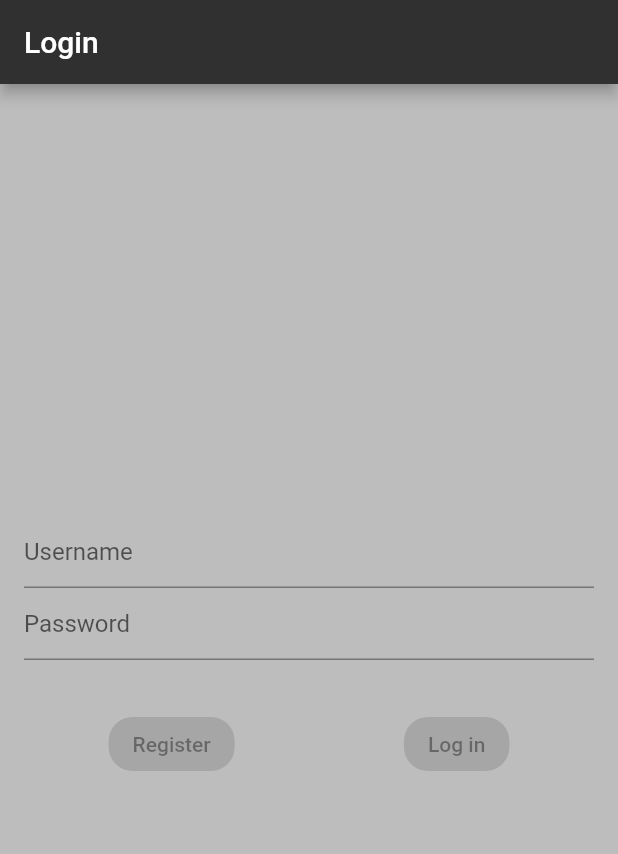
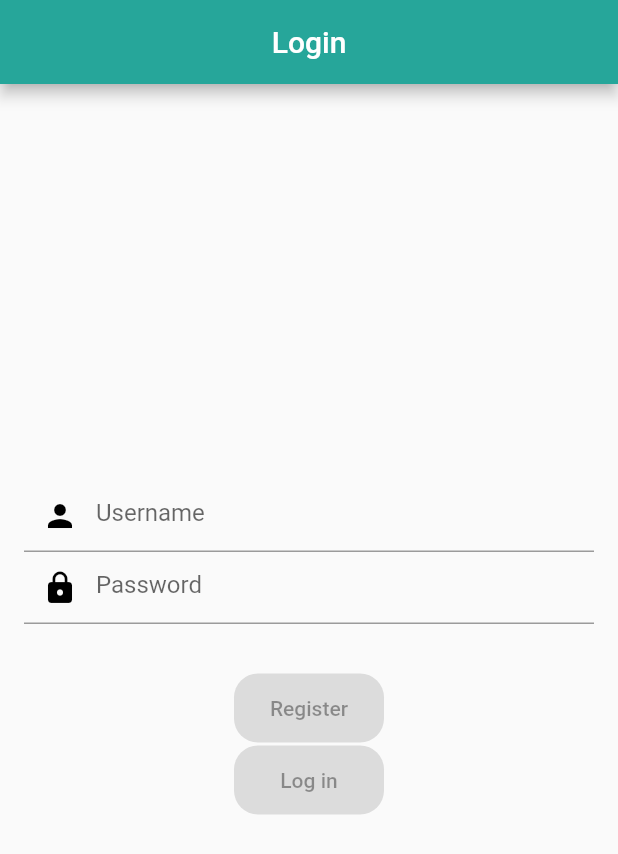
Before and after one commit to seannpenn/11067_Pinote_Sean, a Flutter app: the screen it shows after launch, on a phone screen of 412 x 824 dp. Shown: the top 854 px of the screen. Run offline on Flutter 3.47's test engine with Material 2 defaults, Android fonts, the light colour scheme and no system bars; our stand-ins replace flutter_slidable, hive_flutter; missing offline and left inert: simple_moment; accounts and stored records are empty.

Commit message:
changes on interface

```diff
--- a/todo_app/lib/src/screens/login/auth_screen.dart
+++ b/todo_app/lib/src/screens/login/auth_screen.dart
@@ -40,10 +40,10 @@ class _AuthScreenState extends State<AuthScreen> {
   Widget build(BuildContext context) {
     return Scaffold(
       appBar: AppBar(
-        title: const Text('Login'),
-        backgroundColor: const Color(0xFF303030),
+        title: const Center(child: Text('Login')),
+        backgroundColor: Colors.teal[400],
       ),
-      backgroundColor: Colors.grey[400],
+      // backgroundColor: Colors.grey[400],
       body: SafeArea(
         child: Center(
           child: SingleChildScrollView(
@@ -67,7 +67,17 @@ class _AuthScreenState extends State<AuthScreen> {
                       ),
                     ),
                     TextFormField(
-                      decoration: const InputDecoration(hintText: 'Username'),
+                      decoration: InputDecoration(
+                          hintText: 'Username',
+                          prefixIcon: Padding(
+                            padding: const EdgeInsets.all(0.0),
+                            child: Icon(
+                              Icons.person,
+                              color: _unCon.text.isEmpty
+                                  ? Colors.black
+                                  : Colors.teal[400],
+                            ),
+                          )),
                       controller: _unCon,
                       validator: (value) {
                         if (value == null || value.isEmpty) {
@@ -78,8 +88,17 @@ class _AuthScreenState extends State<AuthScreen> {
                     ),
                     TextFormField(
                       obscureText: true,
-                      decoration: const InputDecoration(
+                      decoration: InputDecoration(
                         hintText: 'Password',
+                        prefixIcon: Padding(
+                          padding: const EdgeInsets.all(0.0),
+                          child: Icon(
+                            Icons.lock,
+                            color: _passCon.text.isEmpty
+                                ? Colors.black
+                                : Colors.teal[400],
+                          ),
+                        ),
                       ),
                       controller: _passCon,
                       validator: (value) {
@@ -92,10 +111,12 @@ class _AuthScreenState extends State<AuthScreen> {
                     Flexible(
                       child: Padding(
                         padding: const EdgeInsets.symmetric(vertical: 32),
-                        child: Row(
+                        child: Column(
                           mainAxisAlignment: MainAxisAlignment.spaceAround,
                           children: [
-                            ElevatedButton(
+                            SizedBox(
+                              width: 100,
+                              child: ElevatedButton(
                                 onPressed:
                                     (_formKey.currentState?.validate() ?? false)
                                         ? () {
@@ -110,13 +131,18 @@ class _AuthScreenState extends State<AuthScreen> {
                                     shape: RoundedRectangleBorder(
                                       borderRadius: BorderRadius.circular(16.0),
                                     ),
-                                  primary: (_formKey.currentState?.validate() ??
+                                    primary:
+                                        (_formKey.currentState?.validate() ??
                                                 false)
-                                      ? const Color(0xFF303030)
-                                      : Colors.grey),
+                                            ? Colors.teal[400]
+                                            : Colors.grey,
+                                    padding: const EdgeInsets.all(15)),
                                 child: const Text('Register'),
                               ),
-                            ElevatedButton(
+                            ),
+                            SizedBox(
+                              width: 100,
+                              child: ElevatedButton(
                                 onPressed:
                                     (_formKey.currentState?.validate() ?? false)
                                         ? () {
@@ -134,11 +160,14 @@ class _AuthScreenState extends State<AuthScreen> {
                                     shape: RoundedRectangleBorder(
                                       borderRadius: BorderRadius.circular(16.0),
                                     ),
-                                  primary: (_formKey.currentState?.validate() ??
+                                    primary:
+                                        (_formKey.currentState?.validate() ??
                                                 false)
-                                      ? const Color(0xFF303030)
-                                      : Colors.grey),
+                                            ? Colors.teal[400]
+                                            : Colors.grey,
+                                    padding: const EdgeInsets.all(15)),
                                 child: const Text('Log in'),
+                              ),
                             ),
                           ],
                         ),
--- a/todo_app/lib/src/screens/todos/todo_screen.dart
+++ b/todo_app/lib/src/screens/todos/todo_screen.dart
@@ -39,6 +39,7 @@ class _TodoHomeScreenState extends State<TodoHomeScreen> {
       appBar: AppBar(
         centerTitle: true,
         title: const Text('Todos App'),
+        backgroundColor: Colors.teal[400],
 
         actions: [
           IconButton(onPressed: (){
@@ -51,7 +52,7 @@ class _TodoHomeScreenState extends State<TodoHomeScreen> {
         width: 60,
         child: FloatingActionButton(
           // backgroundColor: const Color(0xFF303030),
-          backgroundColor: Colors.blueAccent,
+          backgroundColor: Colors.teal[400],
           child: const Icon(
             Icons.add,
             size: 30.0,
--- a/todo_app/lib/src/screens/todos/widgets/todo_card.dart
+++ b/todo_app/lib/src/screens/todos/widgets/todo_card.dart
@@ -27,6 +27,8 @@ class TodoCard extends StatelessWidget {
     return Slidable(
       actionPane: const SlidableStrechActionPane(),
       actionExtentRatio: 0.25,
+      closeOnScroll: true,
+      enabled: true,
       // controller: _slideC,
       // dismissal: SlidableDismissal(
       //   child: const SlidableDrawerDismissal(),
@@ -54,8 +56,9 @@ class TodoCard extends StatelessWidget {
                   ),
                 ]),
             child: IconButton(
-              icon: const Icon(Icons.check),
-              color: Colors.blueAccent,
+
+              icon: Icon( todo.done ? Icons.check_box_outlined: Icons.check_box_outline_blank),
+              color: Colors.teal[400],
               onPressed: onTap,
             ),
           ),
@@ -80,7 +83,7 @@ class TodoCard extends StatelessWidget {
                 ]),
             child: IconButton(
               icon: const Icon(Icons.edit),
-              color: Colors.blueAccent,
+              color: Colors.teal[400],
               onPressed: onClick,
             ),
           ),
@@ -96,12 +99,13 @@ class TodoCard extends StatelessWidget {
             child: Container(
               padding: const EdgeInsets.fromLTRB(16, 0, 0, 8),
               decoration: BoxDecoration(
-                  color: todo.done ? Colors.amber[100] : Colors.cyanAccent,
+                  color: todo.done ? Colors.grey[200] : Colors.white,
                   borderRadius: const BorderRadius.only(
                       topLeft: Radius.circular(16),
                       topRight: Radius.circular(16),
                       bottomLeft: Radius.circular(16),
                       bottomRight: Radius.circular(16)),
+
                   boxShadow: [
                     BoxShadow(
                       color: Colors.grey.withOpacity(0.5),
@@ -124,6 +128,7 @@ class TodoCard extends StatelessWidget {
                       ),
                       IconButton(
                         padding: EdgeInsets.zero,
+                        color: Colors.teal[400],
                         icon: const Icon(Icons.close),
                         iconSize: 20,
                         onPressed: onErase,
```
Lines whose indentation alone changed are shown as unchanged.
